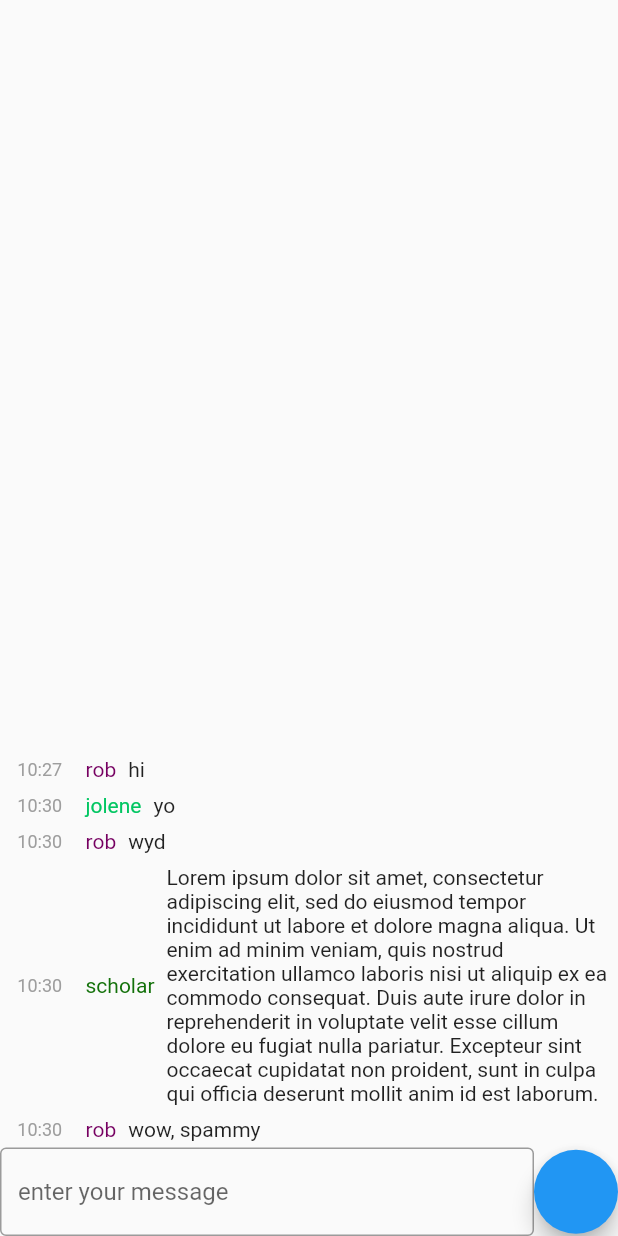
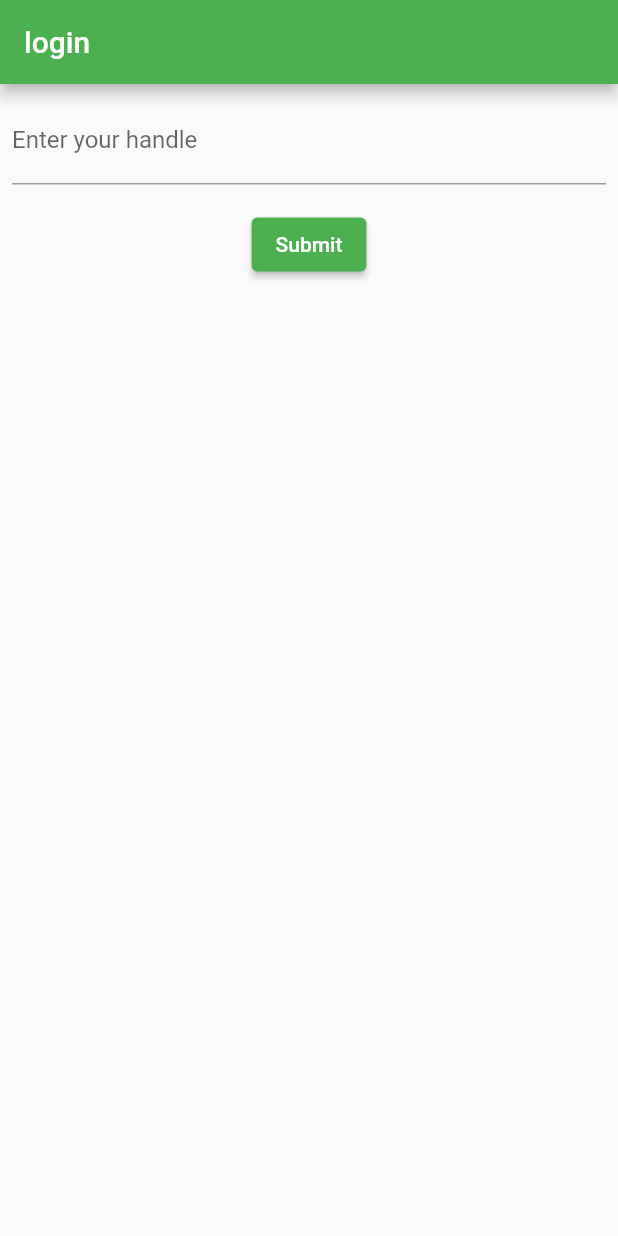
Before and after one commit to uint/mini-chat, a Flutter app: the screen it shows after launch, on a phone screen of 412 x 824 dp. Run offline on Flutter 3.47's test engine with Material 2 defaults, Android fonts, the phone set to English and light mode, and no system bars; our stand-ins replace flutter_riverpod.

Commit message:
client: basic login screen

```diff
--- a/client/lib/app.dart
+++ b/client/lib/app.dart
@@ -1,5 +1,6 @@
 import 'package:flutter/material.dart';
 import 'package:minichat_client/chat/chat.dart';
+import 'package:minichat_client/login_screen.dart';
 
 class MyApp extends StatelessWidget {
   const MyApp({super.key});
@@ -10,9 +11,9 @@ class MyApp extends StatelessWidget {
     return MaterialApp(
       title: 'mini-chat',
       theme: ThemeData(
-        primarySwatch: Colors.blue,
+        primarySwatch: Colors.green,
       ),
-      home: Scaffold(body: Chat()),
+      home: const LoginScreen(),
     );
   }
 }
--- a/client/lib/chat_repo.dart
+++ b/client/lib/chat_repo.dart
@@ -19,13 +19,22 @@ class FakeChatRepo {
     Message(DateTime.now(), User("rob"), "wow, spammy"),
   ];
 
-  String? handle;
+  String? _handle;
   StreamController<Message> stream = StreamController();
   int _count = 0;
   final Random _rng = Random();
 
   List<Message> getMessages() {
     return _hardcodedMessages;
+  }
+
+  Future<void> logIn(String handle) async {
+    await Future.delayed(Duration(milliseconds: 600 + _rng.nextInt(1200)));
+    if (handle == "system") {
+      // this exists just to test error handling
+      throw "system is a reserved handle";
+    }
+    _handle = handle;
   }
 
   Future<void> sendMessage(String msg) async {
--- /dev/null
+++ b/client/lib/login_screen.dart
@@ -0,0 +1,105 @@
+import 'package:flutter/material.dart';
+import 'package:flutter_riverpod/flutter_riverpod.dart';
+import 'package:minichat_client/chat/chat.dart';
+import 'package:minichat_client/chat_repo.dart';
+
+class LoginScreen extends StatelessWidget {
+  const LoginScreen({super.key});
+
+  @override
+  Widget build(BuildContext context) {
+    return Scaffold(
+      appBar: AppBar(
+        title: const Text('login'),
+      ),
+      body: const LoginForm(),
+    );
+  }
+}
+
+class LoginForm extends ConsumerStatefulWidget {
+  const LoginForm({super.key});
+
+  @override
+  LoginFormState createState() {
+    return LoginFormState();
+  }
+}
+
+class LoginFormState extends ConsumerState<LoginForm> {
+  final _formKey = GlobalKey<FormState>();
+  final _handleController = TextEditingController();
+  bool _processing = false;
+
+  static final validCharacters = RegExp(r'^[a-zA-Z0-9_]+$');
+
+  @override
+  Widget build(BuildContext context) {
+    return Padding(
+      padding: const EdgeInsets.all(8.0),
+      child: Form(
+        key: _formKey,
+        child: Column(
+          crossAxisAlignment: CrossAxisAlignment.start,
+          children: [
+            TextFormField(
+              autovalidateMode: AutovalidateMode.onUserInteraction,
+              controller: _handleController,
+              decoration: const InputDecoration(
+                border: UnderlineInputBorder(),
+                labelText: 'Enter your handle',
+              ),
+              validator: (value) {
+                if (value == null || value.isEmpty) {
+                  return 'Please enter your preferred handle';
+                }
+
+                if (value.length > 16) {
+                  return 'The handle can be at most 16 characters long';
+                }
+
+                if (!validCharacters.hasMatch(value)) {
+                  return 'Allowed characters: a-Z, 0-9, _';
+                }
+                return null;
+              },
+            ),
+            Padding(
+              padding: const EdgeInsets.symmetric(vertical: 16.0),
+              child: Center(
+                child: ElevatedButton(
+                  onPressed: _processing
+                      ? null
+                      : () {
+                          if (_formKey.currentState!.validate()) {
+                            setState(() {
+                              _processing = true;
+                            });
+                            var repo = ref.read(chatRepositoryProvider);
+                            repo
+                                .logIn(_handleController.text)
+                                .timeout(const Duration(seconds: 10))
+                                .then((_) => Navigator.push(context,
+                                        MaterialPageRoute<void>(
+                                            builder: (BuildContext context) {
+                                      return Chat();
+                                    })))
+                                .catchError((e) =>
+                                    ScaffoldMessenger.of(context).showSnackBar(
+                                      SnackBar(content: Text("error: $e")),
+                                    ))
+                                .whenComplete(() => setState(() {
+                                      _processing = false;
+                                    }));
+                          }
+                        },
+                  child: const Text('Submit'),
+                ),
+              ),
+            ),
+          ],
+        ),
+      ),
+    );
+  }
+}
```
Also changed, not shown: client/lib/app_bar.dart (added, +10 -0 lines), client/lib/chat/chat.dart (+9 -3 lines).
